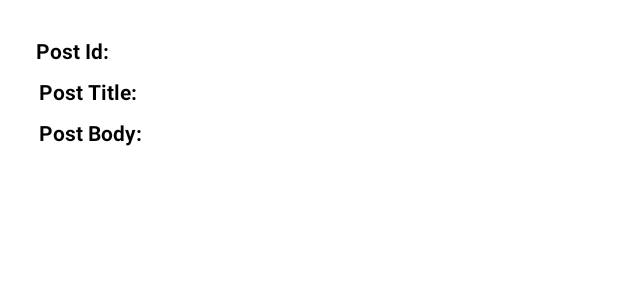
After one commit to mullatoez/ApiData, an Android app: the layout post_item_row.xml on its own in the app's theme, with its tools: preview values and no code run, on a phone screen of 412 x 824 dp. The commit adds this screen. Shown: the top 300 px of the screen. Run offline under Robolectric (Android 15) with nearby library versions, the phone set to English and light mode, and no system bars; network calls fail.

Commit message:
Added mvvm architecture

```diff
--- a/app/build.gradle
+++ b/app/build.gradle
@@ -52,8 +52,8 @@ dependencies {
     implementation "com.squareup.retrofit2:converter-gson:$retrofit_version"
     def lifecycle_version = "2.5.1"
 
-    // ViewModel
     implementation "androidx.lifecycle:lifecycle-viewmodel:$lifecycle_version"
-    // LiveData
     implementation "androidx.lifecycle:lifecycle-livedata:$lifecycle_version"
+
+    implementation "com.squareup.retrofit2:converter-moshi:$retrofit_version"
 }
--- a/app/src/main/java/inc/verdant/apidata/MainActivity.kt
+++ b/app/src/main/java/inc/verdant/apidata/MainActivity.kt
@@ -4,7 +4,7 @@ import android.content.Intent
 import android.os.Bundle
 import androidx.appcompat.app.AppCompatActivity
 import inc.verdant.apidata.databinding.ActivityMainBinding
-import inc.verdant.apidata.model.User
+import inc.verdant.apidata.data.Userr
 import inc.verdant.apidata.network.RetrofitClient.repositoryApi
 import kotlinx.coroutines.*
 
@@ -55,7 +55,7 @@ class MainActivity : AppCompatActivity() {
 
 
             GlobalScope.launch(Dispatchers.IO) {
-                api!!.createUser(User(name = name, password = password))
+                api!!.createUser(Userr(name = name, password = password))
             }
 
 
--- a/app/src/main/java/inc/verdant/apidata/UsersActivity.kt
+++ b/app/src/main/java/inc/verdant/apidata/UsersActivity.kt
@@ -5,7 +5,7 @@ import androidx.appcompat.app.AppCompatActivity
 import androidx.recyclerview.widget.LinearLayoutManager
 import inc.verdant.apidata.adapter.CustomAdapter
 import inc.verdant.apidata.databinding.ActivityUsersBinding
-import inc.verdant.apidata.model.User
+import inc.verdant.apidata.data.Userr
 import inc.verdant.apidata.network.RetrofitClient.repositoryApi
 import kotlinx.coroutines.Dispatchers
 import kotlinx.coroutines.GlobalScope
@@ -34,7 +34,7 @@ class UsersActivity : AppCompatActivity() {
             val users = api!!.getUsers()
             withContext(Dispatchers.Main){
                 if (users.isSuccessful){
-                    binding.usersRecyclerview.adapter = CustomAdapter(users.body()!! as ArrayList<User>)
+                    binding.usersRecyclerview.adapter = CustomAdapter(users.body()!! as ArrayList<Userr>)
                 }
             }
         }
--- a/app/src/main/java/inc/verdant/apidata/adapter/CustomAdapter.kt
+++ b/app/src/main/java/inc/verdant/apidata/adapter/CustomAdapter.kt
@@ -6,10 +6,10 @@ import android.view.ViewGroup
 import android.widget.TextView
 import androidx.recyclerview.widget.RecyclerView
 import inc.verdant.apidata.R
-import inc.verdant.apidata.model.User
+import inc.verdant.apidata.data.Userr
 
 
-class CustomAdapter(private val dataSet: ArrayList<User>) :
+class CustomAdapter(private val dataSet: ArrayList<Userr>) :
     RecyclerView.Adapter<CustomAdapter.ViewHolder>() {
 
     class ViewHolder(view: View) : RecyclerView.ViewHolder(view) {
--- a/app/src/main/java/inc/verdant/apidata/model/Comments.kt
+++ b/app/src/main/java/inc/verdant/apidata/data/Comments.kt
@@ -1,4 +1,4 @@
-package inc.verdant.apidata.model
+package inc.verdant.apidata.data
 
 import com.google.gson.annotations.SerializedName
 
--- a/app/src/main/java/inc/verdant/apidata/model/User.kt
+++ b/app/src/main/java/inc/verdant/apidata/data/Userr.kt
@@ -1,8 +1,8 @@
-package inc.verdant.apidata.model
+package inc.verdant.apidata.data
 
 import com.google.gson.annotations.SerializedName
 
-data class User(
+data class Userr(
     @SerializedName("name")
     val name: String,
     @SerializedName("password")
--- a/app/src/main/java/inc/verdant/apidata/network/ApiData.kt
+++ b/app/src/main/java/inc/verdant/apidata/network/ApiData.kt
@@ -1,7 +1,7 @@
 package inc.verdant.apidata.network
 
-import inc.verdant.apidata.model.Comments
-import inc.verdant.apidata.model.User
+import inc.verdant.apidata.data.Comments
+import inc.verdant.apidata.data.Userr
 import retrofit2.Response
 import retrofit2.http.Body
 import retrofit2.http.GET
@@ -14,11 +14,11 @@ interface ApiData {
     suspend fun getComments(): Response<List<Comments>>
 
     @GET("/users")
-    suspend fun getUsers(): Response<List<User>>
+    suspend fun getUsers(): Response<List<Userr>>
 
     @GET("/users/{id}")
-    suspend fun getSpecificUser(@Path("id") id: String): Response<User>
+    suspend fun getSpecificUser(@Path("id") id: String): Response<Userr>
 
     @POST("/users")
-    suspend fun createUser(@Body user: User): Response<User>
+    suspend fun createUser(@Body userr: Userr): Response<Userr>
 }
--- a/app/src/main/java/inc/verdant/apidata/network/ApiUrls.kt
+++ b/app/src/main/java/inc/verdant/apidata/network/Constants.kt
@@ -1,8 +1,8 @@
 package inc.verdant.apidata.network
 
-object ApiUrls {
+object Constants {
 
     const val USERS_BASE_URL = "http://192.168.100.123:8089"
 
-    const val BASE_URL = "https://jsonplaceholder.typicode.com/"
+    const val BASE_URL = "https://jsonplaceholder.typicode.com"
 }
--- /dev/null
+++ b/app/src/main/res/layout/post_item_row.xml
@@ -0,0 +1,71 @@
+<?xml version="1.0" encoding="utf-8"?>
+<androidx.constraintlayout.widget.ConstraintLayout xmlns:android="http://schemas.android.com/apk/res/android"
+    xmlns:app="http://schemas.android.com/apk/res-auto"
+    xmlns:tools="http://schemas.android.com/tools"
+    android:layout_width="match_parent"
+    android:layout_height="wrap_content"
+    android:paddingBottom="24dp">
+
+    <TextView
+        android:id="@+id/textView2"
+        android:layout_width="wrap_content"
+        android:layout_height="wrap_content"
+        android:layout_marginStart="24dp"
+        android:layout_marginTop="24dp"
+        android:text="Post Id:"
+        android:textColor="@color/black"
+        android:textStyle="bold"
+        app:layout_constraintStart_toStartOf="parent"
+        app:layout_constraintTop_toTopOf="parent" />
+
+    <TextView
+        android:id="@+id/textView4"
+        android:layout_width="wrap_content"
+        android:layout_height="wrap_content"
+        android:layout_marginStart="2dp"
+        android:layout_marginTop="8dp"
+        android:text="Post Title:"
+        android:textColor="@color/black"
+        android:textStyle="bold"
+        app:layout_constraintStart_toStartOf="@+id/textView2"
+        app:layout_constraintTop_toBottomOf="@+id/textView2" />
+
+    <TextView
+        android:id="@+id/textView5"
+        android:layout_width="wrap_content"
+        android:layout_height="wrap_content"
+        android:layout_marginTop="8dp"
+        android:text="Post Body:"
+        android:textColor="@color/black"
+        android:textStyle="bold"
+        app:layout_constraintStart_toStartOf="@+id/textView4"
+        app:layout_constraintTop_toBottomOf="@+id/textView4" />
+
+    <TextView
+        android:id="@+id/postIdText"
+        android:layout_width="wrap_content"
+        android:layout_height="wrap_content"
+        android:layout_marginStart="150dp"
+        app:layout_constraintBottom_toBottomOf="@+id/textView2"
+        app:layout_constraintStart_toStartOf="parent"
+        app:layout_constraintTop_toTopOf="@+id/textView2" />
+
+    <TextView
+        android:id="@+id/postTitleText"
+        android:layout_width="wrap_content"
+        android:layout_height="wrap_content"
+        android:layout_marginStart="150dp"
+        android:ellipsize="end"
+        app:layout_constraintBottom_toBottomOf="@+id/textView4"
+        app:layout_constraintStart_toStartOf="parent"
+        app:layout_constraintTop_toTopOf="@+id/textView4" />
+
+    <TextView
+        android:id="@+id/postBodyText"
+        android:layout_width="wrap_content"
+        android:layout_height="wrap_content"
+        android:layout_marginStart="150dp"
+        app:layout_constraintBottom_toBottomOf="@+id/textView5"
+        app:layout_constraintStart_toStartOf="parent"
+        app:layout_constraintTop_toTopOf="@+id/textView5" />
+</androidx.constraintlayout.widget.ConstraintLayout>
```
Also changed, not shown: app/src/main/AndroidManifest.xml (+12 -3 lines), app/src/main/java/inc/verdant/apidata/RetrofitActivity.kt (added, +56 -0 lines), app/src/main/java/inc/verdant/apidata/adapter/BlogPostAdapter.kt (added, +36 -0 lines), app/src/main/java/inc/verdant/apidata/data/Company.kt (added, +7 -0 lines), app/src/main/java/inc/verdant/apidata/data/Post.kt (added, +8 -0 lines), app/src/main/java/inc/verdant/apidata/data/User.kt (added, +10 -0 lines), app/src/main/java/inc/verdant/apidata/network/BlogApi.kt (added, +10 -0 lines), app/src/main/java/inc/verdant/apidata/network/RetrofitClient.kt (+13 -1 lines), app/src/main/java/inc/verdant/apidata/viewmodel/MainViewModel.kt (added, +30 -0 lines), app/src/main/res/layout/activity_retrofit.xml (added, +49 -0 lines).
